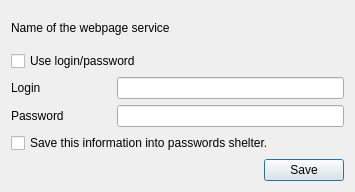
Above: QScreenshot/SignInDialog.ui from dbautsch/QScreenshot before the change. Below: the same form after it.
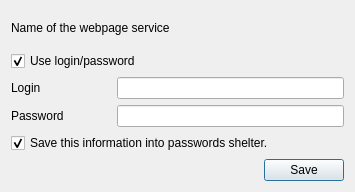
That is the form after the change.

Commit message: SignInDialog - using in code (almost done).

```diff
--- a/QScreenshot/SignInDialog.ui
+++ b/QScreenshot/SignInDialog.ui
@@ -32,6 +32,9 @@
        <property name="text">
         <string>Use login/password</string>
        </property>
+       <property name="checked">
+        <bool>true</bool>
+       </property>
       </widget>
      </item>
     </layout>
@@ -83,6 +86,9 @@
        <property name="text">
         <string>Save this information into passwords shelter.</string>
        </property>
+       <property name="checked">
+        <bool>true</bool>
+       </property>
       </widget>
      </item>
     </layout>
```
Left out of the diff: 10 changed lines with no effect on the pictures. The commit also changes 8 other files.
